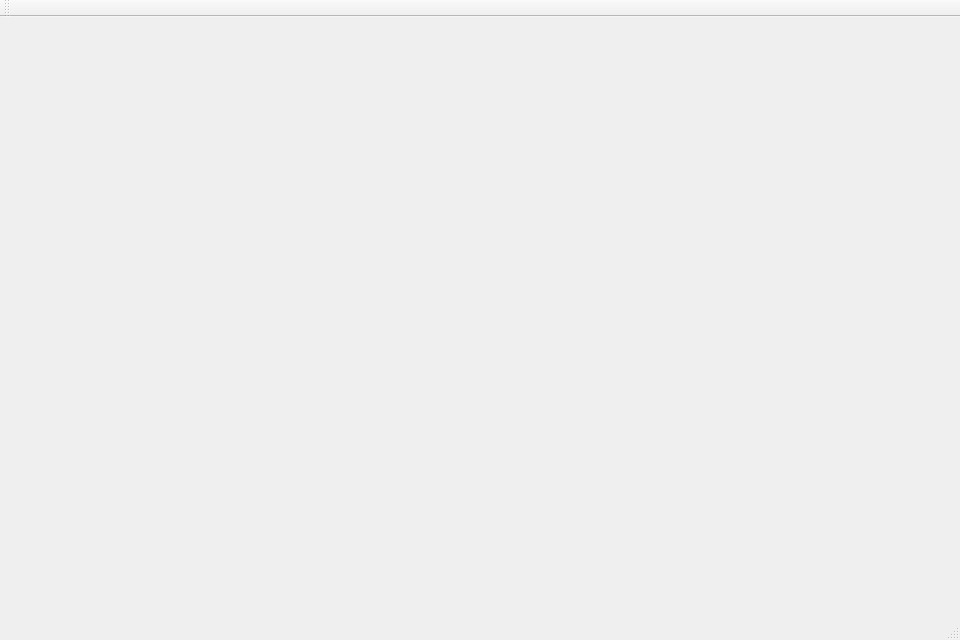
This is FPackage/FPackage/mainwindow.ui in qunny0/FTools as Qt 5 draws it before an edit. The edited form follows.
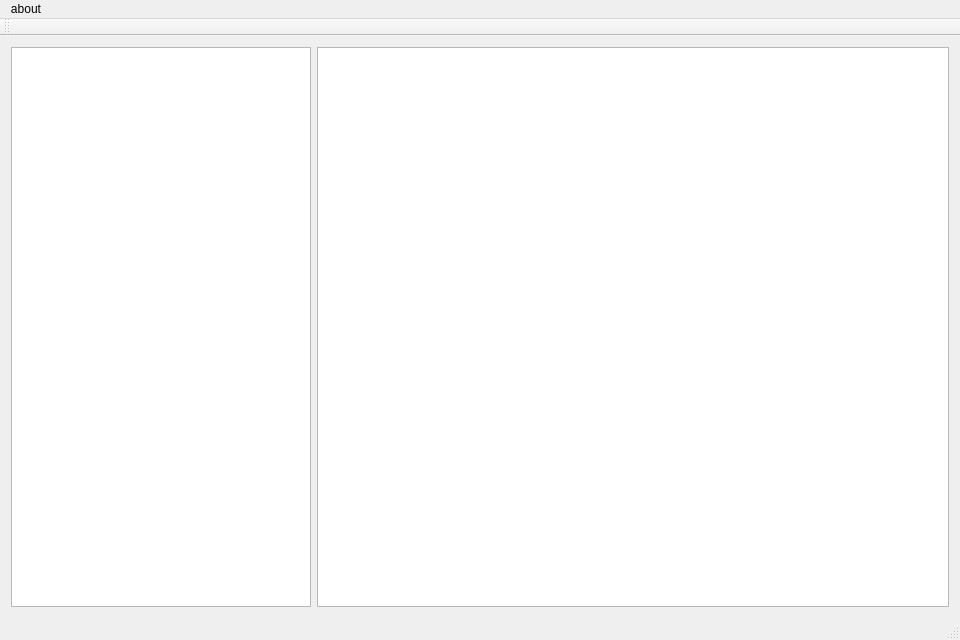
This is the edited form.

```diff
--- a/FPackage/FPackage/mainwindow.ui
+++ b/FPackage/FPackage/mainwindow.ui
@@ -13,7 +13,27 @@
   <property name="windowTitle">
    <string>MainWindow</string>
   </property>
-  <widget class="QWidget" name="centralWidget"/>
+  <widget class="QWidget" name="centralWidget">
+   <layout class="QHBoxLayout" name="horizontalLayout_2">
+    <item>
+     <layout class="QHBoxLayout" name="horizontalLayout">
+      <item>
+       <widget class="QTreeView" name="treeView_dir">
+        <property name="maximumSize">
+         <size>
+          <width>300</width>
+          <height>16777215</height>
+         </size>
+        </property>
+       </widget>
+      </item>
+      <item>
+       <widget class="QListView" name="listView_files"/>
+      </item>
+     </layout>
+    </item>
+   </layout>
+  </widget>
   <widget class="QMenuBar" name="menuBar">
    <property name="geometry">
     <rect>
@@ -23,6 +43,12 @@
      <height>17</height>
     </rect>
    </property>
+   <widget class="QMenu" name="menuAbout">
+    <property name="title">
+     <string>about</string>
+    </property>
+   </widget>
+   <addaction name="menuAbout"/>
   </widget>
   <widget class="QToolBar" name="mainToolBar">
    <attribute name="toolBarArea">
```
